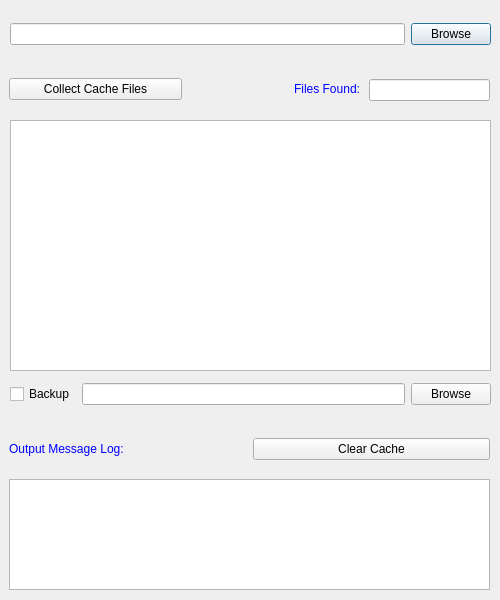
Above: project/gui.ui from shangar-t-a/pyc-cleaner before the change. Below: the same form after it.
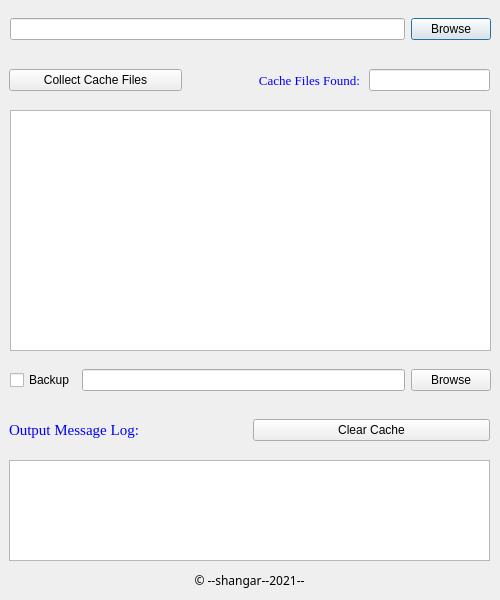
That is the form after the change.

Commit message:
clear cache
added clear cache feature

What changed in the file:
```diff
--- a/project/gui.ui
+++ b/project/gui.ui
@@ -22,7 +22,7 @@
      <x>10</x>
      <y>9</y>
      <width>481</width>
-     <height>51</height>
+     <height>41</height>
     </rect>
    </property>
    <layout class="QHBoxLayout" name="horizontalLayout">
@@ -51,20 +51,32 @@
    <property name="geometry">
     <rect>
      <x>10</x>
-     <y>120</y>
+     <y>110</y>
      <width>481</width>
-     <height>251</height>
+     <height>241</height>
     </rect>
    </property>
    <layout class="QVBoxLayout" name="verticalLayout">
     <item>
      <widget class="QTextBrowser" name="cache_display">
+      <property name="font">
+       <font>
+        <family>Times New Roman</family>
+       </font>
+      </property>
       <property name="horizontalScrollBarPolicy">
        <enum>Qt::ScrollBarAsNeeded</enum>
       </property>
       <property name="lineWrapMode">
        <enum>QTextEdit::NoWrap</enum>
       </property>
+      <property name="html">
+       <string>&lt;!DOCTYPE HTML PUBLIC &quot;-//W3C//DTD HTML 4.0//EN&quot; &quot;http://www.w3.org/TR/REC-html40/strict.dtd&quot;&gt;
+&lt;html&gt;&lt;head&gt;&lt;meta name=&quot;qrichtext&quot; content=&quot;1&quot; /&gt;&lt;style type=&quot;text/css&quot;&gt;
+p, li { white-space: pre-wrap; }
+&lt;/style&gt;&lt;/head&gt;&lt;body style=&quot; font-family:'Times New Roman'; font-size:7.8pt; font-weight:400; font-style:normal;&quot;&gt;
+&lt;p style=&quot;-qt-paragraph-type:empty; margin-top:0px; margin-bottom:0px; margin-left:0px; margin-right:0px; -qt-block-indent:0; text-indent:0px; font-family:'MS Shell Dlg 2';&quot;&gt;&lt;br /&gt;&lt;/p&gt;&lt;/body&gt;&lt;/html&gt;</string>
+      </property>
      </widget>
     </item>
    </layout>
@@ -73,9 +85,9 @@
    <property name="geometry">
     <rect>
      <x>10</x>
-     <y>369</y>
+     <y>360</y>
      <width>481</width>
-     <height>51</height>
+     <height>41</height>
     </rect>
    </property>
    <layout class="QHBoxLayout" name="horizontalLayout_2">
@@ -102,7 +114,7 @@
    <property name="geometry">
     <rect>
      <x>9</x>
-     <y>429</y>
+     <y>410</y>
      <width>481</width>
      <height>41</height>
     </rect>
@@ -110,11 +122,17 @@
    <layout class="QHBoxLayout" name="horizontalLayout_3">
     <item>
      <widget class="QLabel" name="output_log">
+      <property name="font">
+       <font>
+        <family>Times New Roman</family>
+        <pointsize>10</pointsize>
+       </font>
+      </property>
       <property name="styleSheet">
        <string notr="true">color:red</string>
       </property>
       <property name="text">
-       <string>&lt;html&gt;&lt;head/&gt;&lt;body&gt;&lt;p&gt;&lt;span style=&quot; font-size:9pt; color:#0000ff;&quot;&gt;Output Message Log:&lt;/span&gt;&lt;/p&gt;&lt;/body&gt;&lt;/html&gt;</string>
+       <string>&lt;html&gt;&lt;head/&gt;&lt;body&gt;&lt;p&gt;&lt;span style=&quot; font-size:11pt; color:#0000ff;&quot;&gt;Output Message Log:&lt;/span&gt;&lt;/p&gt;&lt;/body&gt;&lt;/html&gt;</string>
       </property>
      </widget>
     </item>
@@ -131,14 +149,20 @@
    <property name="geometry">
     <rect>
      <x>9</x>
-     <y>479</y>
+     <y>460</y>
      <width>481</width>
-     <height>111</height>
+     <height>101</height>
     </rect>
    </property>
    <layout class="QVBoxLayout" name="verticalLayout_2">
     <item>
-     <widget class="QTextBrowser" name="output_message"/>
+     <widget class="QTextBrowser" name="output_message">
+      <property name="font">
+       <font>
+        <family>Times New Roman</family>
+       </font>
+      </property>
+     </widget>
     </item>
    </layout>
   </widget>
@@ -146,7 +170,7 @@
    <property name="geometry">
     <rect>
      <x>9</x>
-     <y>69</y>
+     <y>60</y>
      <width>351</width>
      <height>41</height>
     </rect>
@@ -161,8 +185,13 @@
     </item>
     <item>
      <widget class="QLabel" name="label">
+      <property name="font">
+       <font>
+        <family>Times New Roman</family>
+       </font>
+      </property>
       <property name="text">
-       <string>&lt;html&gt;&lt;head/&gt;&lt;body&gt;&lt;p align=&quot;right&quot;&gt;&lt;span style=&quot; font-size:9pt; color:#0000ff;&quot;&gt;Files Found:&lt;/span&gt;&lt;/p&gt;&lt;/body&gt;&lt;/html&gt;</string>
+       <string>&lt;html&gt;&lt;head/&gt;&lt;body&gt;&lt;p align=&quot;right&quot;&gt;&lt;span style=&quot; font-size:10pt; color:#0000ff;&quot;&gt;Cache Files Found:&lt;/span&gt;&lt;/p&gt;&lt;/body&gt;&lt;/html&gt;</string>
       </property>
      </widget>
     </item>
@@ -172,7 +201,7 @@
    <property name="geometry">
     <rect>
      <x>369</x>
-     <y>70</y>
+     <y>60</y>
      <width>121</width>
      <height>41</height>
     </rect>
@@ -183,6 +212,32 @@
     </item>
    </layout>
   </widget>
+  <widget class="QWidget" name="verticalLayoutWidget_3">
+   <property name="geometry">
+    <rect>
+     <x>9</x>
+     <y>570</y>
+     <width>481</width>
+     <height>21</height>
+    </rect>
+   </property>
+   <layout class="QVBoxLayout" name="verticalLayout_3">
+    <item>
+     <widget class="QLabel" name="label_2">
+      <property name="font">
+       <font>
+        <family>Modern No. 20</family>
+        <weight>50</weight>
+        <bold>false</bold>
+       </font>
+      </property>
+      <property name="text">
+       <string>&lt;html&gt;&lt;head/&gt;&lt;body&gt;&lt;p align=&quot;center&quot;&gt;© --shangar--2021--&lt;/p&gt;&lt;/body&gt;&lt;/html&gt;</string>
+      </property>
+     </widget>
+    </item>
+   </layout>
+  </widget>
  </widget>
  <resources/>
  <connections/>
```
The commit also changes 2 other files.
